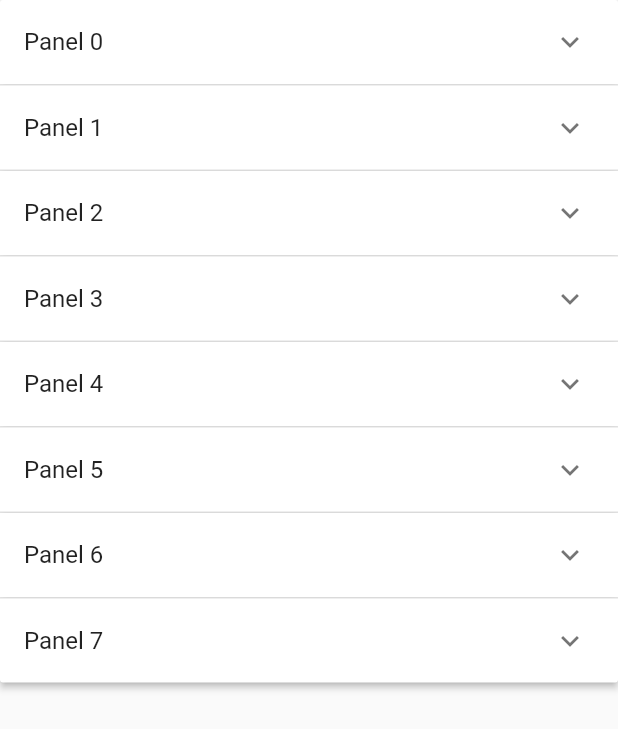
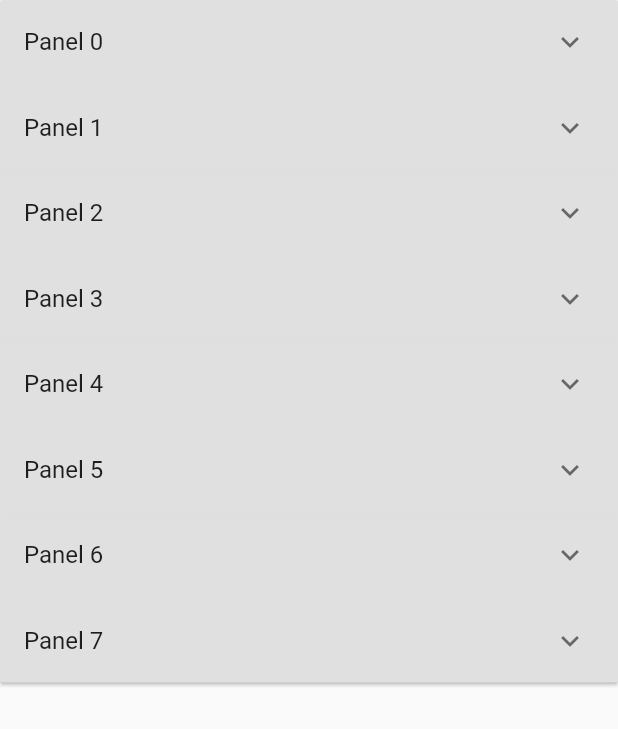
Before and after one commit to adepusai123/facebook_ui, a Flutter app: the MenuOptions widget shown alone on an empty page, opened directly, on a phone screen of 412 x 824 dp. Shown: the top 729 px of the screen. Run offline on Flutter 3.47's test engine with Material 2 defaults, Android fonts, the phone set to English and light mode, and no system bars.

Commit message:
expand color changed

```diff
--- a/lib/screens/tabs/components/menu_options.dart
+++ b/lib/screens/tabs/components/menu_options.dart
@@ -36,7 +36,11 @@ class _MenuOptionsState extends State<MenuOptions> {
   Widget build(BuildContext context) {
     return SingleChildScrollView(
       child: Container(
+        child: Theme(
+          data: Theme.of(context).copyWith(cardColor: Colors.grey[300]),
           child: ExpansionPanelList(
+            dividerColor: Colors.grey[300],
+            elevation: 1,
             expansionCallback: (int index, bool isExpanded) {
               setState(() {
                 _data[index].isExpanded = !isExpanded;
@@ -45,6 +49,7 @@ class _MenuOptionsState extends State<MenuOptions> {
             children: _data
                 .map(
                   (e) => ExpansionPanel(
+                    canTapOnHeader: true,
                     headerBuilder: (context, bool isExpanded) {
                       return ListTile(
                         title: Text(e.headerValue),
@@ -58,20 +63,7 @@ class _MenuOptionsState extends State<MenuOptions> {
                   ),
                 )
                 .toList(),
-          // [
-          //   ExpansionPanel(
-          //     headerBuilder: (context, bool isExpanded) {
-          //       return ListTile(
-          //         title: Text("Hello"),
-          //       );
-          //     },
-          //     body: ListTile(
-          //       title: Text("Hello"),
-          //       subtitle: Text("Hiii this is sub"),
-          //     ),
-          //     isExpanded: false,
-          //   )
-          // ],
+          ),
         ),
       ),
     );
```
Lines whose indentation alone changed are shown as unchanged.
